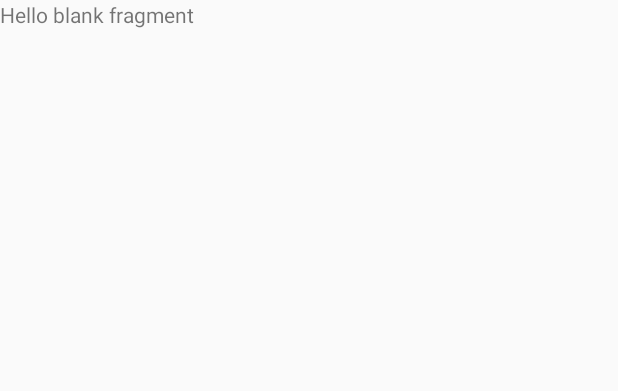
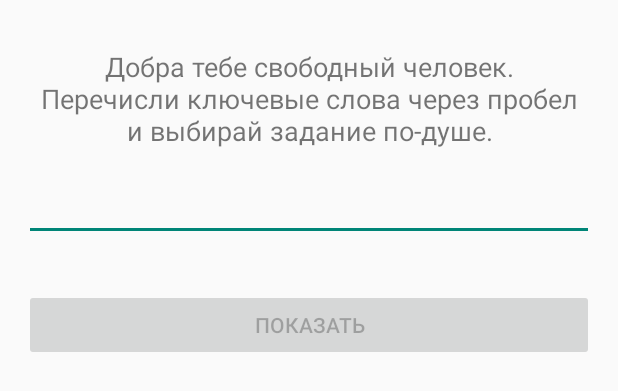
Before and after one commit to XO490/FreeLanceChecker, an Android app: the layout fragment_start.xml on its own in the app's theme, with its tools: preview values and no code run, on a phone screen of 412 x 824 dp. Shown: the top 391 px of the screen. Run offline under Robolectric (Android 15) with nearby library versions, the phone set to English and light mode, and no system bars.

Commit message:
ready: fragment_start.xml

```diff
--- a/app/build.gradle
+++ b/app/build.gradle
@@ -7,7 +7,7 @@ android {
     compileSdk 31
 
     defaultConfig {
-        viewBinding.enabled=true
+        viewBinding.enabled=true //connect bundles in the project
         applicationId "xo.freelancechecker"
         minSdk 22
         targetSdk 31
--- a/app/src/main/java/xo/freelancechecker/MainActivity.kt
+++ b/app/src/main/java/xo/freelancechecker/MainActivity.kt
@@ -10,8 +10,10 @@ import xo.freelancechecker.utils.APP_ACTIVITY
 
 class MainActivity : AppCompatActivity() {
 
+    // create objects: Toolbar, NavController, Binding
     lateinit var mToolbar: Toolbar
     lateinit var mNavController: NavController
+    // connect bundles
     private var _bindind: ActivityMainBinding? = null
     private val mBinding get() = _bindind!!
 
@@ -19,7 +21,7 @@ class MainActivity : AppCompatActivity() {
         super.onCreate(savedInstanceState)
         _bindind = ActivityMainBinding.inflate(layoutInflater)
         setContentView(mBinding.root)
-        APP_ACTIVITY = this
+        APP_ACTIVITY = this //to get context anywhere in the application
         mToolbar = mBinding.toolbar
         mNavController = Navigation.findNavController(this, R.id.nav_host_fragment)
         setSupportActionBar(mToolbar)
--- a/app/src/main/res/layout/fragment_start.xml
+++ b/app/src/main/res/layout/fragment_start.xml
@@ -1,14 +1,41 @@
 <?xml version="1.0" encoding="utf-8"?>
-<FrameLayout xmlns:android="http://schemas.android.com/apk/res/android"
+<androidx.constraintlayout.widget.ConstraintLayout xmlns:android="http://schemas.android.com/apk/res/android"
     xmlns:tools="http://schemas.android.com/tools"
     android:layout_width="match_parent"
     android:layout_height="match_parent"
+    xmlns:app="http://schemas.android.com/apk/res-auto"
+    android:layout_margin="@dimen/task_item_margin"
     tools:context=".ui.StartFragment">
 
-    <!-- TODO: Update blank fragment layout -->
     <TextView
+        android:id="@+id/welcome_text"
+        android:textSize="@dimen/welcome_text_size"
         android:layout_width="match_parent"
-        android:layout_height="match_parent"
-        android:text="@string/hello_blank_fragment" />
+        android:layout_height="wrap_content"
+        android:text="@string/welcome_text"
+        android:gravity="center"
+        app:layout_constraintTop_toTopOf="parent"
+        app:layout_constraintLeft_toLeftOf="parent"
+        app:layout_constraintRight_toRightOf="parent"
+        android:layout_marginTop="@dimen/margin_top_16dp"
+        tools:ignore="MissingConstraints"/>
 
-</FrameLayout>
+    <EditText
+        android:id="@+id/edit_text_keywords"
+        android:layout_width="match_parent"
+        android:layout_height="wrap_content"
+        app:layout_constraintTop_toBottomOf="@+id/welcome_text"
+        android:layout_marginTop="@dimen/margin_top_16dp"
+        tools:ignore="MissingConstraints" />
+
+    <Button
+        android:id="@+id/button_search"
+        android:layout_width="match_parent"
+        android:layout_height="wrap_content"
+        app:layout_constraintTop_toBottomOf="@+id/edit_text_keywords"
+        android:layout_marginTop="@dimen/margin_top_32dp"
+        android:text="показать"
+        android:enabled="false"
+        tools:ignore="MissingConstraints" />
+
+</androidx.constraintlayout.widget.ConstraintLayout>
--- a/app/src/main/res/layout/task_item.xml
+++ b/app/src/main/res/layout/task_item.xml
@@ -4,7 +4,7 @@
     xmlns:tools="http://schemas.android.com/tools"
     android:layout_width="match_parent"
     android:layout_height="wrap_content"
-    android:layout_margin="@dimen/task_item_magrin"
+    android:layout_margin="@dimen/task_item_margin"
     app:cardCornerRadius="@dimen/card_corner_radius"
     app:cardElevation="@dimen/card_elevation">
 
@@ -15,7 +15,7 @@
             android:id="@+id/task_title"
             android:layout_width="match_parent"
             android:layout_height="wrap_content"
-            android:layout_margin="@dimen/task_item_magrin"
+            android:layout_margin="@dimen/task_item_margin"
             tools:text="@string/task_title"
             android:textColor="@color/design_default_color_primary_dark"
             android:textStyle="bold"
@@ -31,7 +31,7 @@
             tools:text="@string/task_description"
             android:textSize="@dimen/task_text_description_size"
             android:textColor="@color/design_default_color_primary_dark"
-            android:layout_margin="@dimen/task_item_magrin"
+            android:layout_margin="@dimen/task_item_margin"
             app:layout_constraintTop_toBottomOf="@id/task_title"
             app:layout_constraintEnd_toEndOf="parent"
             app:layout_constraintStart_toStartOf="parent"
--- a/app/src/main/res/navigation/navigation_graph.xml
+++ b/app/src/main/res/navigation/navigation_graph.xml
@@ -3,7 +3,7 @@
     xmlns:app="http://schemas.android.com/apk/res-auto"
     xmlns:tools="http://schemas.android.com/tools"
     android:id="@+id/navigation_graph"
-    app:startDestination="@id/mainFragment">
+    app:startDestination="@id/startFragment">
 
     <fragment
         android:id="@+id/mainFragment"
--- a/app/src/main/res/values/dimens.xml
+++ b/app/src/main/res/values/dimens.xml
@@ -3,6 +3,9 @@
     <dimen name="card_corner_radius">10dp</dimen>
     <dimen name="card_elevation">10dp</dimen>
     <dimen name="task_title_size">20sp</dimen>
-    <dimen name="task_item_magrin">16dp</dimen>
+    <dimen name="task_item_margin">16dp</dimen>
     <dimen name="task_text_description_size">16sp</dimen>
+    <dimen name="welcome_text_size">18sp</dimen>
+    <dimen name="margin_top_16dp">16dp</dimen>
+    <dimen name="margin_top_32dp">32dp</dimen>
 </resources>
--- a/app/src/main/res/values/strings.xml
+++ b/app/src/main/res/values/strings.xml
@@ -5,4 +5,5 @@
     <string name="task_title">Task title</string>
     <string name="task_description">Task description</string>
     <string name="toolbar_title">Заказы для фрилансера</string>
+    <string name="welcome_text">Добра тебе свободный человек.\nПеречисли ключевые слова через пробел\nи выбирай задание по-душе.</string>
 </resources>
```
Also changed, not shown: app/src/main/java/xo/freelancechecker/ui/StartFragment.kt (+11 -19 lines), app/src/main/res/layout/activity_main.xml (+5 -19 lines).
